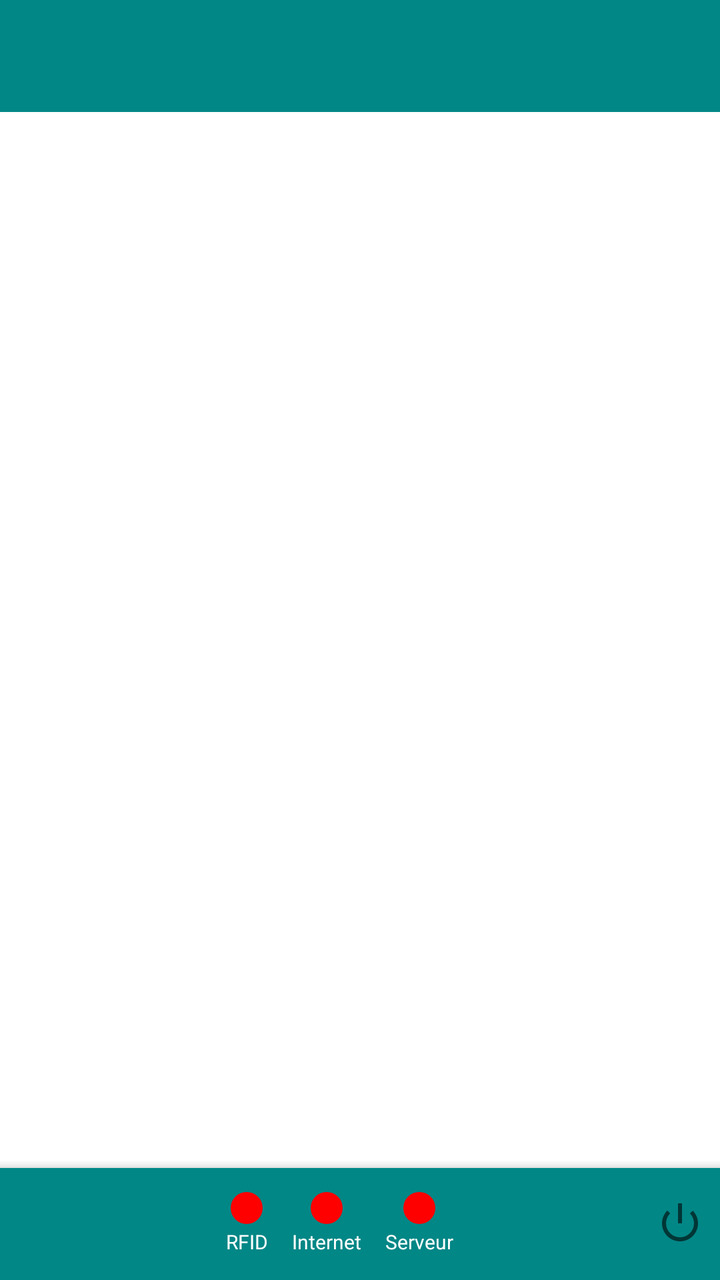
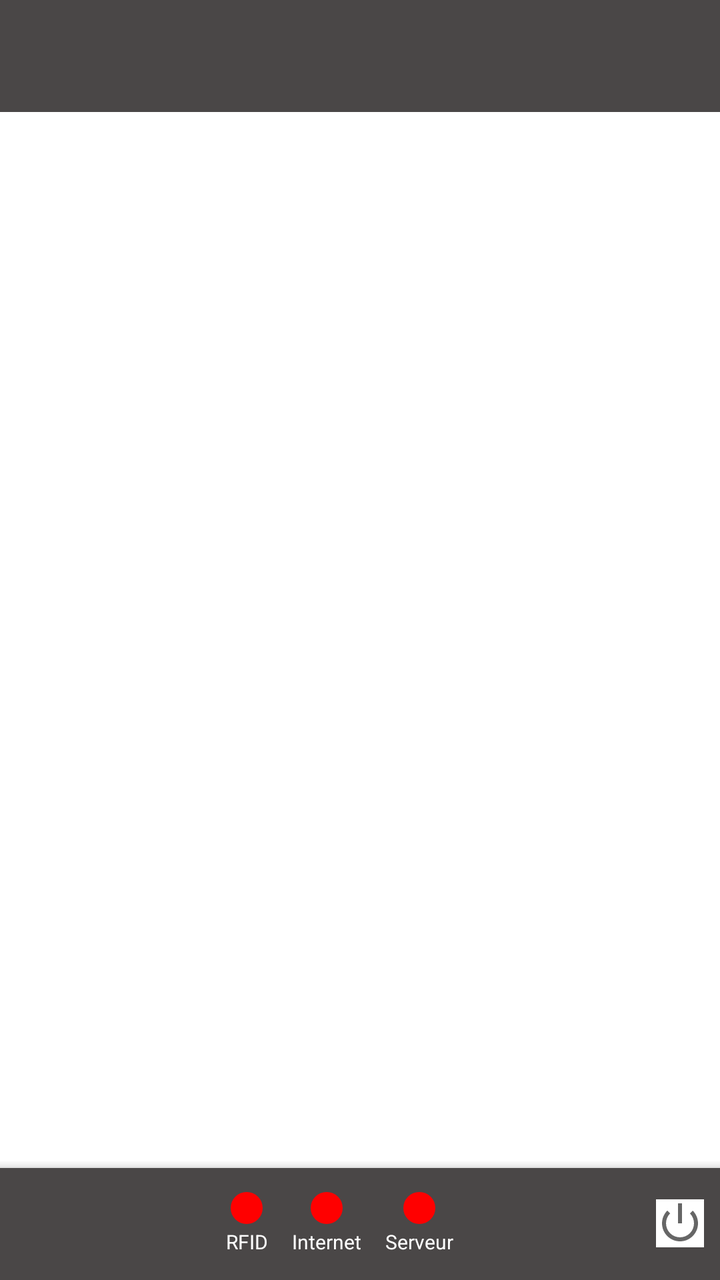

Compare the two renders of this Android layout. The source of the first and the diff that turns it into the second are given below.
<!-- AndroidManifest.xml: application theme AppNewTheme -->
<!-- res/layout/activity_main.xml -->
<androidx.drawerlayout.widget.DrawerLayout xmlns:android="http://schemas.android.com/apk/res/android"
    xmlns:tools="http://schemas.android.com/tools"
    xmlns:app="http://schemas.android.com/apk/res-auto"
    android:id="@+id/drawer_layout"
    android:layout_width="match_parent"
    android:layout_height="match_parent"
    android:fitsSystemWindows="true">

    <RelativeLayout
        android:layout_width="match_parent"
        android:layout_height="match_parent">

        <androidx.appcompat.widget.Toolbar
            android:id="@+id/toolbar"
            android:layout_width="match_parent"
            android:layout_height="?attr/actionBarSize"
            android:layout_alignParentTop="true"
            android:background="@color/teal_700" />

        <FrameLayout
            android:id="@+id/content_frame"
            android:background="@android:color/white"
            android:layout_width="match_parent"
            android:layout_height="match_parent"
            android:layout_above="@id/bottom_app_bar"
            android:layout_below="@+id/toolbar"/>

        <com.google.android.material.bottomappbar.BottomAppBar
            android:id="@+id/bottom_app_bar"
            android:layout_width="match_parent"
            android:layout_height="wrap_content"
            android:layout_alignParentBottom="true"
            android:backgroundTint="@color/teal_700"
            android:background="?attr/colorPrimary"
            app:fabAlignmentMode="end"
            app:fabCradleMargin="8dp"
            app:fabCradleRoundedCornerRadius="8dp"
            app:fabCradleVerticalOffset="8dp"
            tools:ignore="BottomAppBar">

            <LinearLayout
                android:layout_width="match_parent"
                android:layout_height="wrap_content"
                android:orientation="horizontal"
                android:gravity="center_vertical"
                android:padding="8dp">

                <LinearLayout
                    android:layout_width="0dp"
                    android:layout_height="wrap_content"
                    android:layout_weight="1"
                    android:orientation="horizontal"
                    android:gravity="center"
                    android:layout_marginHorizontal="8dp">

                    <LinearLayout
                        android:layout_width="wrap_content"
                        android:layout_height="wrap_content"
                        android:orientation="vertical"
                        android:gravity="center_horizontal"
                        android:layout_marginEnd="12dp">

                        <ImageView
                            android:id="@+id/led_rfid"
                            android:layout_width="16dp"
                            android:layout_height="16dp"
                            android:src="@drawable/led_red"
                            android:contentDescription="@string/rfid_status" />

                        <TextView
                            android:layout_width="wrap_content"
                            android:layout_height="wrap_content"
                            android:text="@string/rfid_label"
                            android:textColor="@android:color/white"
                            android:textSize="10sp"
                            android:layout_marginTop="2dp"/>
                    </LinearLayout>

                    <LinearLayout
                        android:layout_width="wrap_content"
                        android:layout_height="wrap_content"
                        android:orientation="vertical"
                        android:gravity="center_horizontal"
                        android:layout_marginEnd="12dp">

                        <ImageView
                            android:id="@+id/led_internet"
                            android:layout_width="16dp"
                            android:layout_height="16dp"
                            android:src="@drawable/led_red"
                            android:contentDescription="@string/internet_status" />

                        <TextView
                            android:layout_width="wrap_content"
                            android:layout_height="wrap_content"
                            android:text="@string/internet_label"
                            android:textColor="@android:color/white"
                            android:textSize="10sp"
                            android:layout_marginTop="2dp"/>
                    </LinearLayout>

                    <LinearLayout
                        android:layout_width="wrap_content"
                        android:layout_height="wrap_content"
                        android:orientation="vertical"
                        android:gravity="center_horizontal"
                        android:layout_marginEnd="12dp">

                        <ImageView
                            android:id="@+id/led_server"
                            android:layout_width="16dp"
                            android:layout_height="16dp"
                            android:src="@drawable/led_red"
                            android:contentDescription="@string/server_status" />

                        <TextView
                            android:layout_width="wrap_content"
                            android:layout_height="wrap_content"
                            android:text="@string/server_label"
                            android:textColor="@android:color/white"
                            android:textSize="10sp"
                            android:layout_marginTop="2dp"/>
                    </LinearLayout>
                </LinearLayout>

                <ImageView
                    android:id="@+id/btn_logout"
                    android:layout_width="wrap_content"
                    android:layout_height="wrap_content"
                    android:src="@android:drawable/ic_lock_power_off"
                    android:contentDescription="@string/logout" />

            </LinearLayout>
        </com.google.android.material.bottomappbar.BottomAppBar>

    </RelativeLayout>

    <ListView
        android:id="@+id/left_drawer"
        android:layout_width="match_parent"
        android:layout_height="match_parent"
        android:layout_gravity="start"
        android:choiceMode="singleChoice"
        android:divider="@android:color/darker_gray"
        android:dividerHeight="0.05dp"
        android:background="#111" />

    <ScrollView
        android:layout_width="match_parent"
        android:layout_height="match_parent"
        android:layout_gravity="end"
        android:background="@android:color/white">

        <TextView
            android:id="@+id/log_view"
            android:layout_width="wrap_content"
            android:layout_height="wrap_content"
            android:padding="10dp"
            android:textSize="18px" />
    </ScrollView>

</androidx.drawerlayout.widget.DrawerLayout>
<!-- resources referenced by this layout -->
<resources>
  <color name="teal_700">#FF018786</color>
  <!-- drawable led_red (drawable) -->
  <?xml version="1.0" encoding="utf-8"?>
  <shape xmlns:android="http://schemas.android.com/apk/res/android"
      android:shape="oval">
      <solid android:color="#FF0000" />
      <size android:width="16dp" android:height="16dp" />
  </shape>
  <string name="internet_label">Internet</string>
  <string name="internet_status">Internet connection status</string>
  <string name="logout">Logout</string>
  <string name="rfid_label">RFID</string>
  <string name="rfid_status">RFID connection status</string>
  <string name="server_label">Serveur</string>
  <string name="server_status">Server connection status</string>
  <style name="AppNewTheme" parent="Theme.MaterialComponents.Light.NoActionBar">
          <item name="colorPrimary">@color/colorPrimary</item>
          <item name="colorPrimaryDark">@color/colorPrimaryDark</item>
          <item name="colorAccent">@color/colorPrimary</item>
          <item name="android:textAllCaps">false</item>
          <item name="windowActionBar">false</item>
          <item name="windowNoTitle">true</item>
          <item name="actionButtonStyle">@style/ActionButtonStyle</item>
          <item name="actionBarTabTextStyle">@style/ActionTabTextStyle</item>
      </style>
  <color name="colorPrimary">#00529c</color>
  <color name="colorPrimaryDark">#3F51B5</color>
  <style name="ActionButtonStyle">
          <item name="android:minWidth">0dp</item>
          <item name="android:paddingLeft">0dp</item>
          <item name="android:paddingRight">5dp</item>
      </style>
  <style name="ActionTabTextStyle">
          <item name="android:textAllCaps">false</item>
      </style>
</resources>

<!-- the commit's change to res/layout/activity_main.xml (unified diff, before → after) -->
@@ -15,7 +15,9 @@
             android:layout_width="match_parent"
             android:layout_height="?attr/actionBarSize"
             android:layout_alignParentTop="true"
-            android:background="@color/teal_700" />
+            android:background="@color/colorBlueDark"
+            app:subtitleTextColor="@color/white"
+            app:titleTextColor="@color/white"/>
 
         <FrameLayout
             android:id="@+id/content_frame"
@@ -30,7 +32,7 @@
             android:layout_width="match_parent"
             android:layout_height="wrap_content"
             android:layout_alignParentBottom="true"
-            android:backgroundTint="@color/teal_700"
+            android:backgroundTint="@color/colorBlueDark"
             android:background="?attr/colorPrimary"
             app:fabAlignmentMode="end"
             app:fabCradleMargin="8dp"
@@ -128,6 +130,7 @@
                     android:layout_width="wrap_content"
                     android:layout_height="wrap_content"
                     android:src="@android:drawable/ic_lock_power_off"
+                    android:background="@color/white"
                     android:contentDescription="@string/logout" />
 
             </LinearLayout>
<!-- resource entries referenced after the edit -->
@@ -1,6 +1,7 @@
 <!-- resources referenced by this layout -->
 <resources>
-  <color name="teal_700">#FF018786</color>
+  <color name="colorBlueDark">#4a4747</color>
+  <color name="white">#FFFFFFFF</color>
   <!-- drawable led_red (drawable) -->
   <?xml version="1.0" encoding="utf-8"?>
   <shape xmlns:android="http://schemas.android.com/apk/res/android"
